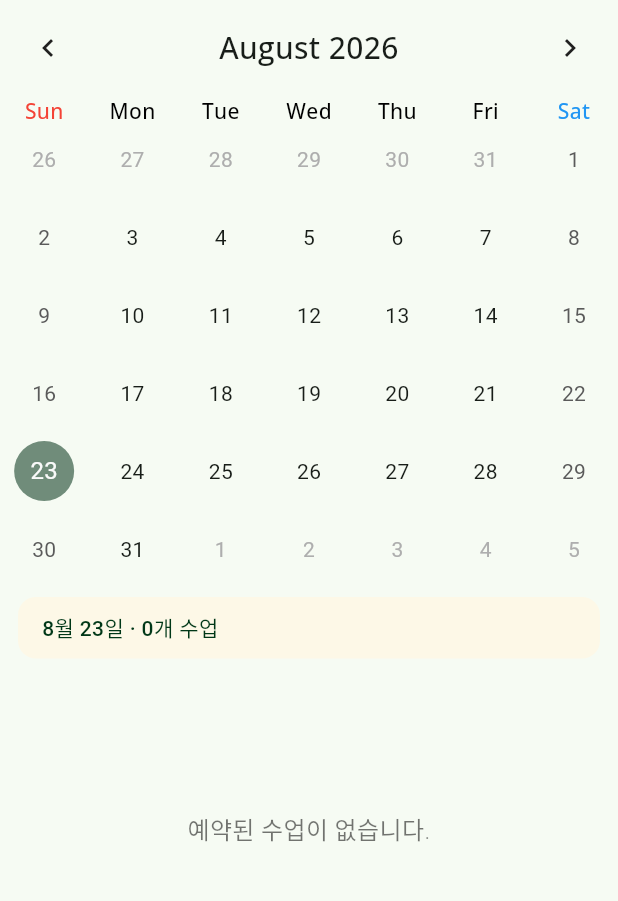
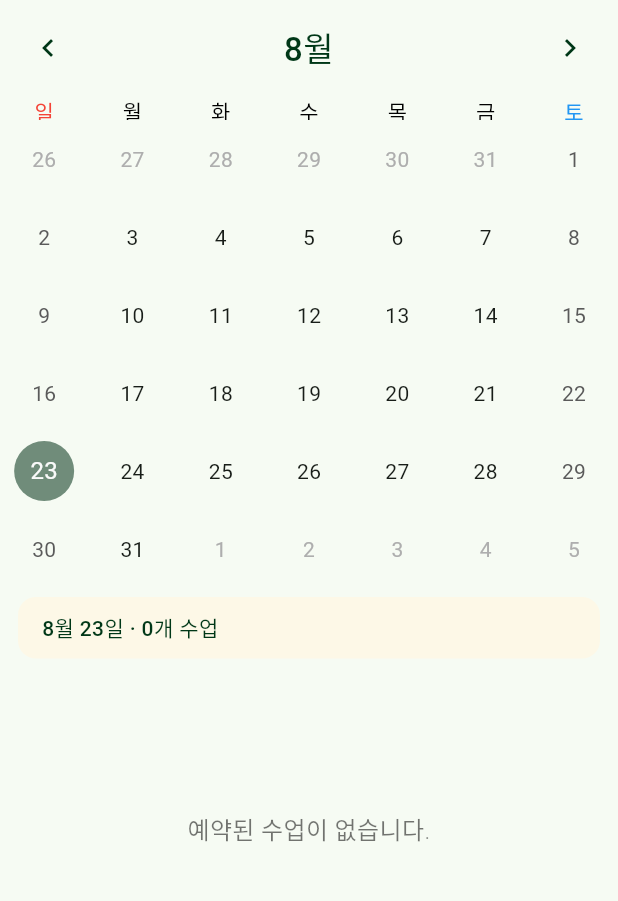
Before and after one commit to B-Dandelion/forestring_stu, a Flutter app: the StudentHomePage screen opened directly with empty values, on a phone screen of 412 x 824 dp, the part 84-985 px from its top. Run offline on Flutter 3.47's test engine with Material 3 defaults, Android fonts, the phone set to English and light mode, and no system bars; drawn by our look-alikes of table_calendar; our stand-ins replace shared_preferences, supabase_flutter; accounts and stored records are empty; Roboto replaces fonts that are missing (ELAND); statements that could not run were skipped.

Commit message:
Match student calendar to Korean UI

```diff
--- a/lib/features/lessons/presentation/student_home_page.dart
+++ b/lib/features/lessons/presentation/student_home_page.dart
@@ -28,6 +28,8 @@ class StudentHomePage extends StatefulWidget {
 class _StudentHomePageState extends State<StudentHomePage> {
   DateTime _selectedDate = DateTime.now();
   DateTime _focusedDate = DateTime.now();
+
+  static const _weekdayLabels = ['월', '화', '수', '목', '금', '토', '일'];
 
   @override
   Widget build(BuildContext context) {
@@ -65,6 +67,7 @@ class _StudentHomePageState extends State<StudentHomePage> {
               firstDay: DateTime(now.year, now.month - 2, 1),
               lastDay: DateTime(now.year, now.month + 4, 0),
               focusedDay: _focusedDate,
+              startingDayOfWeek: StartingDayOfWeek.sunday,
               selectedDayPredicate: (day) =>
                   isSameDay(_selectedDate, day),
               eventLoader: controller.lessonsOn,
@@ -77,13 +80,23 @@ class _StudentHomePageState extends State<StudentHomePage> {
               onPageChanged: (focusedDay) {
                 _focusedDate = focusedDay;
               },
-              headerStyle: const HeaderStyle(
+              headerStyle: HeaderStyle(
                 titleCentered: true,
                 formatButtonVisible: false,
-                titleTextStyle: TextStyle(
-                  fontFamily: 'OpenSans',
+                titleTextFormatter: (date, locale) => '${date.month}월',
+                leftChevronIcon: const Icon(
+                  Icons.chevron_left,
+                  color: primaryColor,
+                ),
+                rightChevronIcon: const Icon(
+                  Icons.chevron_right,
+                  color: primaryColor,
+                ),
+                titleTextStyle: const TextStyle(
+                  fontFamily: 'ELAND',
                   fontWeight: FontWeight.w500,
-                  fontSize: 20,
+                  fontSize: 22,
+                  color: primaryColor,
                 ),
               ),
               calendarStyle: const CalendarStyle(
@@ -102,12 +115,12 @@ class _StudentHomePageState extends State<StudentHomePage> {
               ),
               calendarBuilders: CalendarBuilders(
                 dowBuilder: (context, day) {
-                  final text = DateFormat.E().format(day);
+                  final label = _weekdayLabels[day.weekday - 1];
                   return Center(
                     child: Text(
-                      text,
+                      label,
                       style: TextStyle(
-                        fontFamily: 'OpenSans',
+                        fontFamily: 'ELAND',
                         fontWeight: FontWeight.w500,
                         color: day.weekday == DateTime.sunday
                             ? Colors.red
@@ -133,7 +146,7 @@ class _StudentHomePageState extends State<StudentHomePage> {
               ),
               child: Text(
                 '${DateFormat('M월 d일').format(_selectedDate)} · '
-                '${selectedLessons.where((lesson) => !lesson.isCanceled).length}개 수업',
+                '${selectedLessons.length}개 수업',
                 style: forestringTextStyle.copyWith(
                   color: primaryColor,
                   fontWeight: FontWeight.w500,
```
